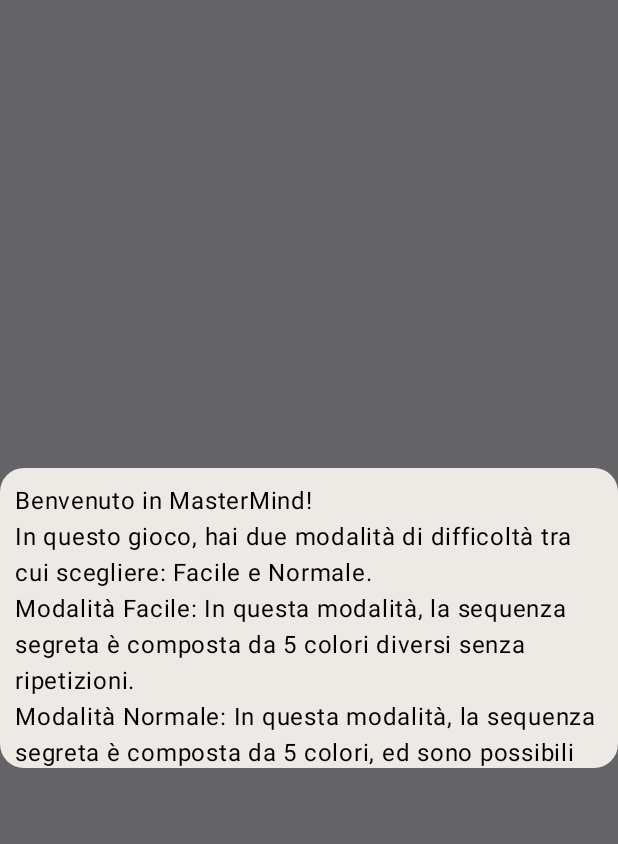
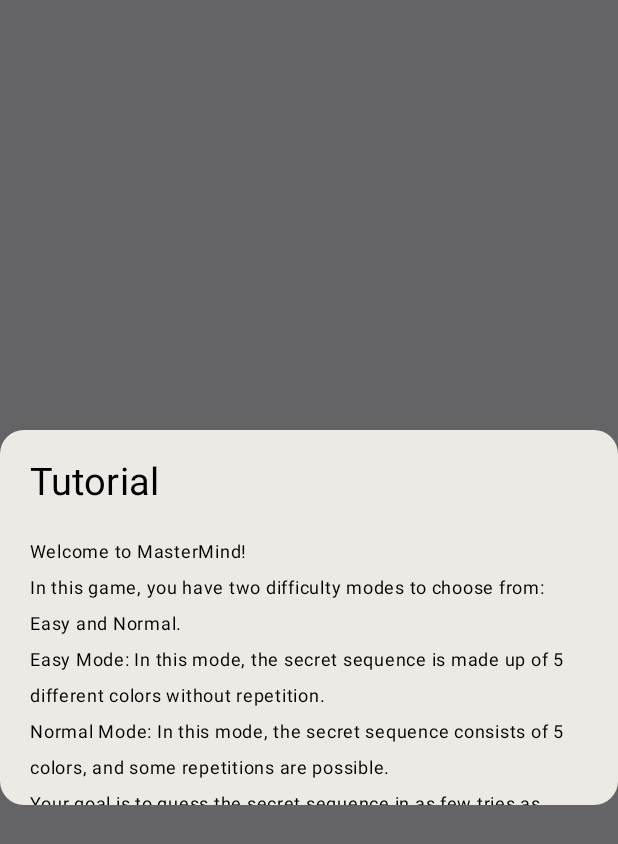
Before and after one commit to tpf66/MasterMind, an Android app built with Jetpack Compose: the composable Tutorial shown on its own in the app's theme, on a phone screen of 412 x 824 dp. Shown: the top 844 px of the screen. Run offline under Robolectric (Android 15) with nearby library versions, the phone set to English and light mode, and no system bars.

Commit message:
Aggiornata la grafica del Tutorial fixato il toast della history aggiunte stringe aggiornato i colori nella allertdialog
TODO: riscreivere i commenti in inglese

```diff
--- a/app/src/main/java/com/simoni/name/mastermind/model/InstantGame.kt
+++ b/app/src/main/java/com/simoni/name/mastermind/model/InstantGame.kt
@@ -29,7 +29,7 @@ class InstantGame(private val repository: Repository) {
     var difficulty = mutableStateOf(Difficulty.Normal)
     var currentId: Long = -1L
     var isGameModified = mutableStateOf(false)
-
+    var loaded = mutableStateOf(false)
 
     init {
         CoroutineScope(Dispatchers.IO).launch {
--- a/app/src/main/java/com/simoni/name/mastermind/model/MyViewModel.kt
+++ b/app/src/main/java/com/simoni/name/mastermind/model/MyViewModel.kt
@@ -71,6 +71,7 @@ class MyViewModel(inGame: InstantGame, repo: Repository) {
         instantGame.difficulty.value = game.difficulty
         instantGame.currentId = game.id
         instantGame.isGameModified.value = false
+        instantGame.loaded.value = true
     }
 
     suspend fun getAllGameHistory(): List<Game> {
--- a/app/src/main/java/com/simoni/name/mastermind/screen/History.kt
+++ b/app/src/main/java/com/simoni/name/mastermind/screen/History.kt
@@ -328,9 +328,10 @@ fun GameHistoryItemRow(
                             .bounceClickEffect(),
                         onClick = {
                             vm.loadGame(gameHistory)
-
-                            onClick(gameHistory)
                             navController.navigate("GameView")
+                            CoroutineScope(Dispatchers.IO).launch {
+                                vm.deleteSelectedGames(gameHistory)
+                            }
                         },
                         colors = ButtonDefaults.buttonColors(Blue3),
                         shape = RoundedCornerShape(15.dp),
--- a/app/src/main/java/com/simoni/name/mastermind/screen/Home.kt
+++ b/app/src/main/java/com/simoni/name/mastermind/screen/Home.kt
@@ -29,6 +29,7 @@ import androidx.compose.ui.res.painterResource
 import androidx.compose.ui.res.stringResource
 import androidx.compose.ui.text.font.FontWeight
 import androidx.compose.ui.text.style.TextAlign
+import androidx.compose.ui.tooling.preview.Preview
 import androidx.compose.ui.unit.dp
 import androidx.compose.ui.unit.sp
 import androidx.compose.ui.window.Dialog
@@ -53,7 +54,7 @@ fun Home(
     context: Context
 ) {
     OrientationUtils.lockOrientationPortrait(context as Activity)
-    val dialog = remember{ mutableStateOf(false)}
+    val dialog = remember { mutableStateOf(false) }
 
     Column(
         verticalArrangement = Arrangement.Center,
@@ -148,20 +149,33 @@ fun Tutorial(dialog: MutableState<Boolean>) {
         Card(
             modifier = Modifier
                 .fillMaxWidth()
-                .height(200.dp),
+                .height(250.dp),
             colors = CardDefaults.cardColors(containerColor = W),
-            shape = RoundedCornerShape(16.dp),
+            shape = RoundedCornerShape(16.dp)
         ) {
+            Column(
+                verticalArrangement = Arrangement.Top,
+                horizontalAlignment = Alignment.Start
+            ) {
+                Text(
+                    text = "Tutorial",
+                    modifier = Modifier.padding(20.dp),
+                    textAlign = TextAlign.Start,
+                    color = Black,
+                    fontSize = 25.sp
+                )
                 Text(
                     text = stringResource(id = R.string.how_to_play_instruction),
                     modifier = Modifier
                         .fillMaxSize()
                         .wrapContentSize(Alignment.Center)
                         .verticalScroll(rememberScrollState())
-                    .padding(10.dp),
+                        .padding(start = 20.dp, end= 20.dp, bottom = 20.dp),
                     textAlign = TextAlign.Start,
-                color = Black
+                    color = Black,
+                    fontSize = 12.sp
                 )
+            }
         }
     }
 }
@@ -194,6 +208,16 @@ fun HomeButton(
     }
 }
 
+
+@Preview(showBackground = true)
+@Composable
+fun GreetingPreview() {
+    val dialog = remember { mutableStateOf(false) }
+
+    Tutorial(dialog = dialog)
+}
+
+
 fun Modifier.bounceClickEffect() = composed {
     var isPressed by remember { mutableStateOf(false) }
     val scale by animateFloatAsState(if (isPressed) 0.70f else 1f)
--- a/app/src/main/res/values/strings.xml
+++ b/app/src/main/res/values/strings.xml
@@ -22,5 +22,6 @@
     <string name="game_date">Date: </string>
     <string name="version">Version:</string>
     <string name="toast_delete">Game deleted!</string>
-    <string name="how_to_play_instruction" translatable="false">Benvenuto in MasterMind! \nIn questo gioco, hai due modalità di difficoltà tra cui scegliere: Facile e Normale. \nModalità Facile: In questa modalità, la sequenza segreta è composta da 5 colori diversi senza ripetizioni. \nModalità Normale: In questa modalità, la sequenza segreta è composta da 5 colori, ed sono possibili alcune ripetizioni. \nIl tuo obiettivo è indovinare la sequenza segreta nel minor numero di tentativi possibile. \nOgni volta che fai un tentativo, riceverai un feedback sui colori che sono corretti nella posizione giusta (blu chiaro) e i colori che sono corretti ma nella posizione sbagliata (blu scuro). \nVinci il gioco indovinando la sequenza segreta prima di esaurire le vite. \nBuona fortuna e divertiti a giocare a MasterMind!</string>
+    <string name="dialog_save_game_loaded">Attention! You are closing a game that has already started. Save your game to continue playing later.</string>
+    <string name="how_to_play_instruction">Welcome to MasterMind! \nIn this game, you have two difficulty modes to choose from: Easy and Normal. \nEasy Mode: In this mode, the secret sequence is made up of 5 different colors without repetition. \nNormal Mode: In this mode, the secret sequence consists of 5 colors, and some repetitions are possible. \nYour goal is to guess the secret sequence in as few tries as possible. \nEach time you make an attempt, you will receive feedback on which colors are correct in the right position (light blue) and which colors are correct but in the wrong position (dark blue). \nWin the game by guessing the secret sequence before you run out of lives. \nGood luck and have fun playing MasterMind!</string>
 </resources>
```
Also changed, not shown: app/src/main/java/com/simoni/name/mastermind/model/OrientationUtils.kt (+10 -10 lines), app/src/main/java/com/simoni/name/mastermind/screen/GameView.kt (+4 -4 lines), app/src/main/java/com/simoni/name/mastermind/screen/gameobject/Objects.kt (+20 -9 lines), 2 other files. Lines whose indentation alone changed are shown as unchanged.
